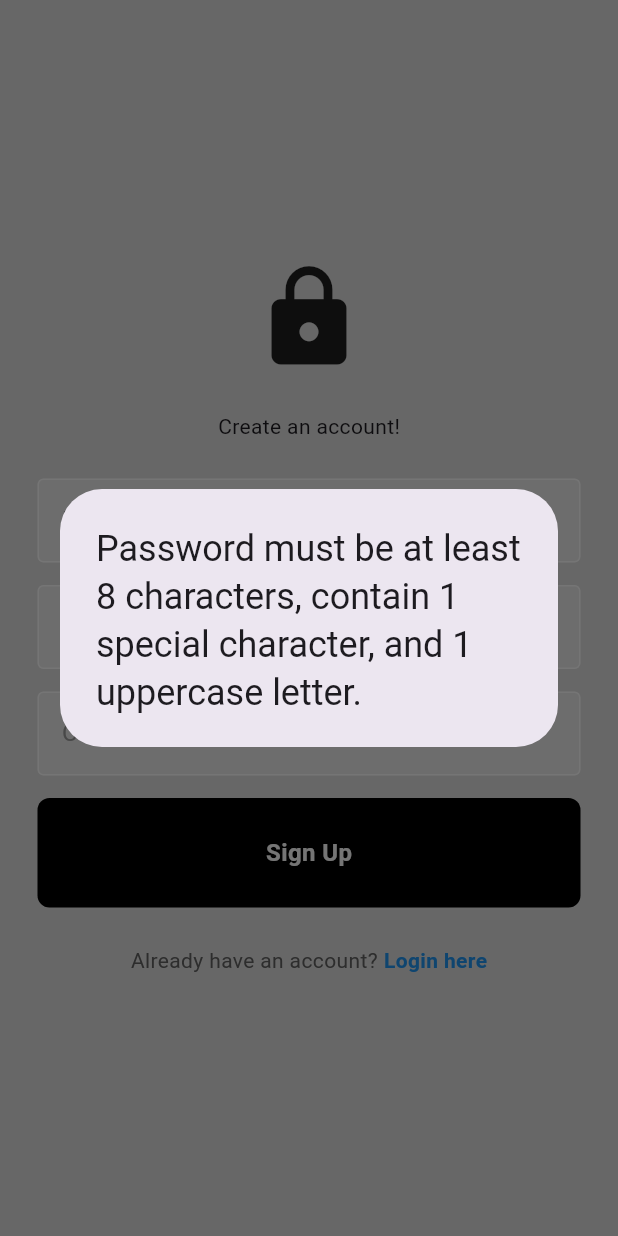
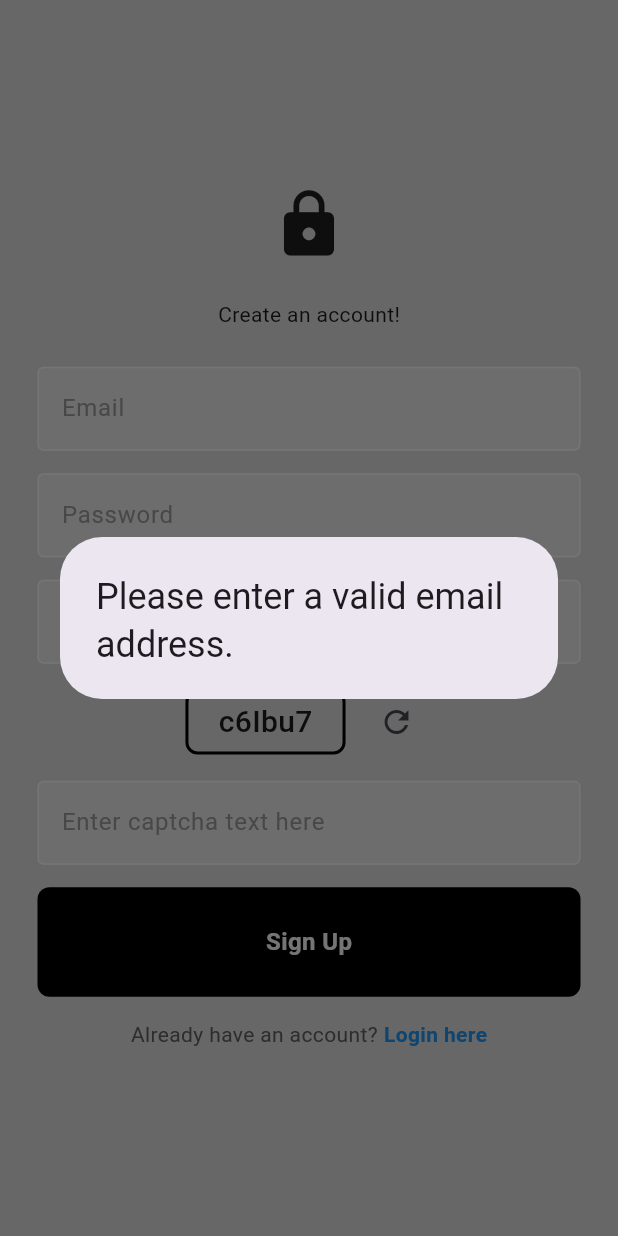
Before and after one commit to Gaurishh/flutter_nitd-codes-app, a Flutter app: the RegisterPage screen opened directly with empty values, after a tap on "Sign Up", on a phone screen of 412 x 824 dp. Run offline on Flutter 3.47's test engine with Material 3 defaults, Android fonts, the phone set to English and light mode, and no system bars; our stand-ins replace cloud_firestore, firebase_auth, firebase_core; accounts and stored records are empty; network calls fail.

Commit message:
Captcha Verification Added

```diff
--- a/lib/pages/login_page.dart
+++ b/lib/pages/login_page.dart
@@ -59,7 +59,7 @@ class _LoginPageState extends State<LoginPage> {
               child: Column(
                 mainAxisAlignment: MainAxisAlignment.center,
                 children: [
-                  Icon(Icons.lock, size: 75),
+                  Icon(Icons.lock, size: 50),
                   const SizedBox(height: 25),
                   Text("Welcome back!"),
                   const SizedBox(height: 25),
--- a/lib/pages/register_page.dart
+++ b/lib/pages/register_page.dart
@@ -1,10 +1,9 @@
-// ignore_for_file: prefer_const_constructors
-
 import 'package:cloud_firestore/cloud_firestore.dart';
 import 'package:firebase_auth/firebase_auth.dart';
 import 'package:flutter/material.dart';
 import 'package:nitdcodes007/components/button.dart';
 import 'package:nitdcodes007/components/text_field.dart';
+import 'dart:math';
 
 class RegisterPage extends StatefulWidget {
   final Function()? onTap;
@@ -15,9 +14,31 @@ class RegisterPage extends StatefulWidget {
 }
 
 class _RegisterPageState extends State<RegisterPage> {
+  String randomString = "";
+  bool captchaVerified = false;
+
+  final captchaTextController = TextEditingController();
   final emailTextController = TextEditingController();
   final passwordTextController = TextEditingController();
   final confirmPasswordTextController = TextEditingController();
+
+  @override
+  void initState() {
+    super.initState();
+    buildCaptcha();
+  }
+
+  void buildCaptcha() {
+    const letters =
+        "abcdefghijklmnopqrstuvwxyzABCDEFGHIJKLMNOPQRSTUVWXYZ1234567890";
+
+    const length = 6;
+    final random = Random();
+
+    randomString = String.fromCharCodes(List.generate(
+        length, (index) => letters.codeUnitAt(random.nextInt(letters.length))));
+    setState(() {});
+  }
 
   void displayMessage(String message) {
     showDialog(
@@ -28,18 +49,36 @@ class _RegisterPageState extends State<RegisterPage> {
   void signUp() async {
     bool registrationSuccessful = false;
 
-    // Show loading indicator
     showDialog(
         context: context,
         builder: (context) => const Center(child: CircularProgressIndicator()));
 
-    // Password validation
-    String password = passwordTextController.text;
-    String confirmPassword = confirmPasswordTextController.text;
+    bool isValidEmail(String email) {
+      // Check if the email contains exactly one '@'
+      int atIndex = email.indexOf('@');
+      if (atIndex == -1 || email.indexOf('@', atIndex + 1) != -1) {
+        return false;
+      }
 
-    if (password != confirmPassword) {
+      // Check if there is a '.' after the '@'
+      int dotIndex = email.indexOf('.', atIndex);
+      if (dotIndex == -1) {
+        return false;
+      }
+
+      // Ensure there are characters before '@', between '@' and '.', and after '.'
+      if (atIndex == 0 || dotIndex - atIndex < 2 || dotIndex == email.length - 1) {
+        return false;
+      }
+
+      return true;
+    }
+
+    String email = emailTextController.text;
+
+    if (!isValidEmail(email)) {
       Navigator.pop(context);
-      displayMessage("Passwords don't match!");
+      displayMessage("Please enter a valid email address.");
       return;
     }
 
@@ -105,6 +144,15 @@ class _RegisterPageState extends State<RegisterPage> {
       return hasUppercase && hasSpecialCharacter;
     }
 
+    String password = passwordTextController.text;
+    String confirmPassword = confirmPasswordTextController.text;
+
+    if (password != confirmPassword) {
+      Navigator.pop(context);
+      displayMessage("Passwords don't match!");
+      return;
+    }
+
     if (!isValidPassword(password)) {
       Navigator.pop(context);
       displayMessage(
@@ -112,8 +160,17 @@ class _RegisterPageState extends State<RegisterPage> {
       return;
     }
 
+    setState(() {});
+
+    if (!captchaVerified) {
+      Navigator.pop(context);
+      displayMessage("Captcha text does not match!");
+      return;
+    }
+
     try {
-      UserCredential userCredential = await (
+      UserCredential userCredential = await FirebaseAuth.instance
+          .createUserWithEmailAndPassword(
               email: emailTextController.text, password: password);
 
       FirebaseFirestore.instance
@@ -153,7 +210,7 @@ class _RegisterPageState extends State<RegisterPage> {
               child: Column(
                 mainAxisAlignment: MainAxisAlignment.center,
                 children: [
-                  Icon(Icons.lock, size: 75),
+                  Icon(Icons.lock, size: 50),
                   const SizedBox(height: 25),
                   Text("Create an account!"),
                   const SizedBox(height: 25),
@@ -172,8 +229,52 @@ class _RegisterPageState extends State<RegisterPage> {
                       hintText: 'Confirm Password',
                       obscureText: true),
                   const SizedBox(height: 15),
+                  Row(
+                    mainAxisAlignment: MainAxisAlignment.center,
+                    children: [
+                      Container(
+                        padding: const EdgeInsets.only(top: 5, bottom: 5, left: 20, right: 20),
+                        decoration: BoxDecoration(
+                            border: Border.all(width: 2),
+                            borderRadius: BorderRadius.circular(8)),
+                        child: Text(
+                          randomString,
+                          style: const TextStyle(fontWeight: FontWeight.w500, fontSize: 20),
+                        ),
+                      ),
+                      const SizedBox(width: 10),
+                      IconButton(
+                          onPressed: () {
+                            buildCaptcha();
+                          },
+                          icon: const Icon(Icons.refresh))
+                    ],
+                  ),
+                  const SizedBox(height: 15),
+                  TextField(
+                    onChanged: (value) {
+                      setState(() {
+                        captchaVerified =
+                            captchaTextController.text == randomString;
+                      });
+                    },
+                    controller: captchaTextController,
+                    obscureText: false,
+                    decoration: InputDecoration(
+                      enabledBorder: const OutlineInputBorder(
+                          borderSide: BorderSide(color: Colors.white)),
+                      focusedBorder: const OutlineInputBorder(
+                          borderSide: BorderSide(color: Colors.white)),
+                      fillColor: Colors.grey[200],
+                      filled: true,
+                      hintText: "Enter captcha text here",
+                      hintStyle: TextStyle(color: Colors.grey[500]),
+                    ),
+                  ),
+
+                  const SizedBox(height: 15),
                   MyButton(onTap: signUp, text: "Sign Up"),
-                  const SizedBox(height: 25),
+                  const SizedBox(height: 15),
                   Row(
                     mainAxisAlignment: MainAxisAlignment.center,
                     children: [
--- a/pubspec.yaml
+++ b/pubspec.yaml
@@ -49,6 +49,7 @@ dev_dependencies:
   # package. See that file for information about deactivating specific lint
   # rules and activating additional ones.
   flutter_lints: ^4.0.0
+  webview_flutter_plus: ^0.4.7
 
 # For information on the generic Dart part of this file, see the
 # following page: https://dart.dev/tools/pub/pubspec
```
Also changed, not shown: pubspec.lock, 1 other file.
